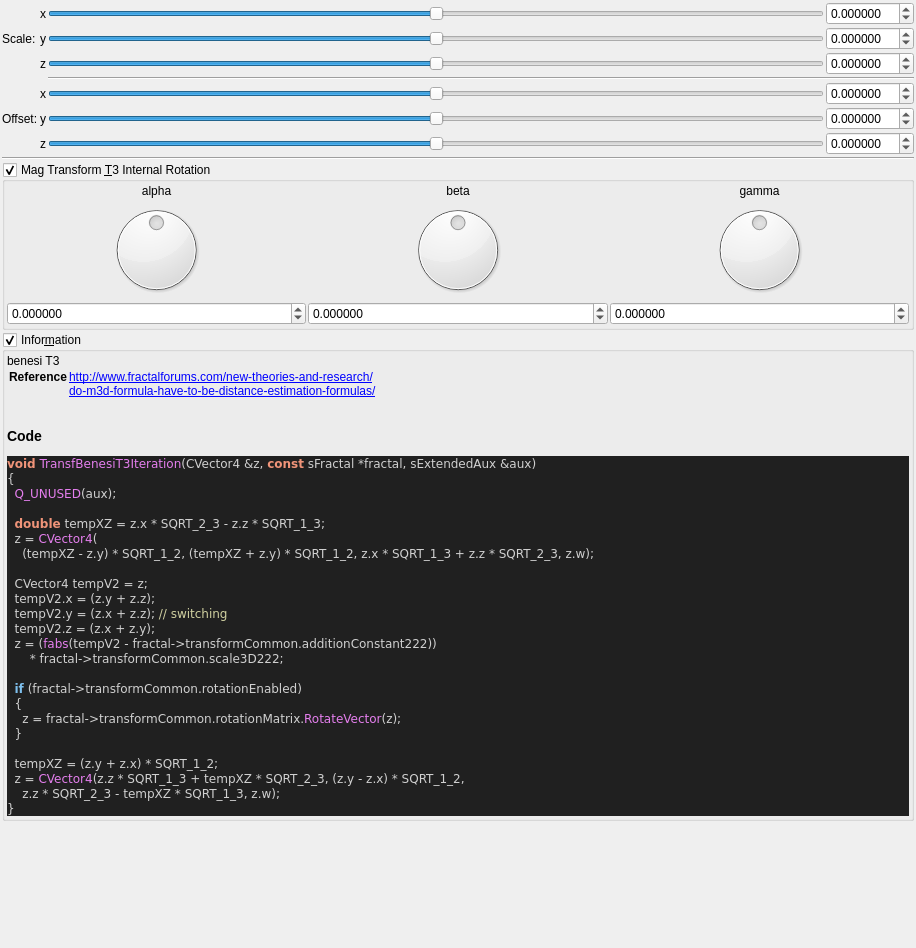
The window that mandelbulber2/formula/ui/fractal_transf_benesi_t3.ui (buddhi1980/mandelbulber2) describes before a commit, drawn with Qt 5.
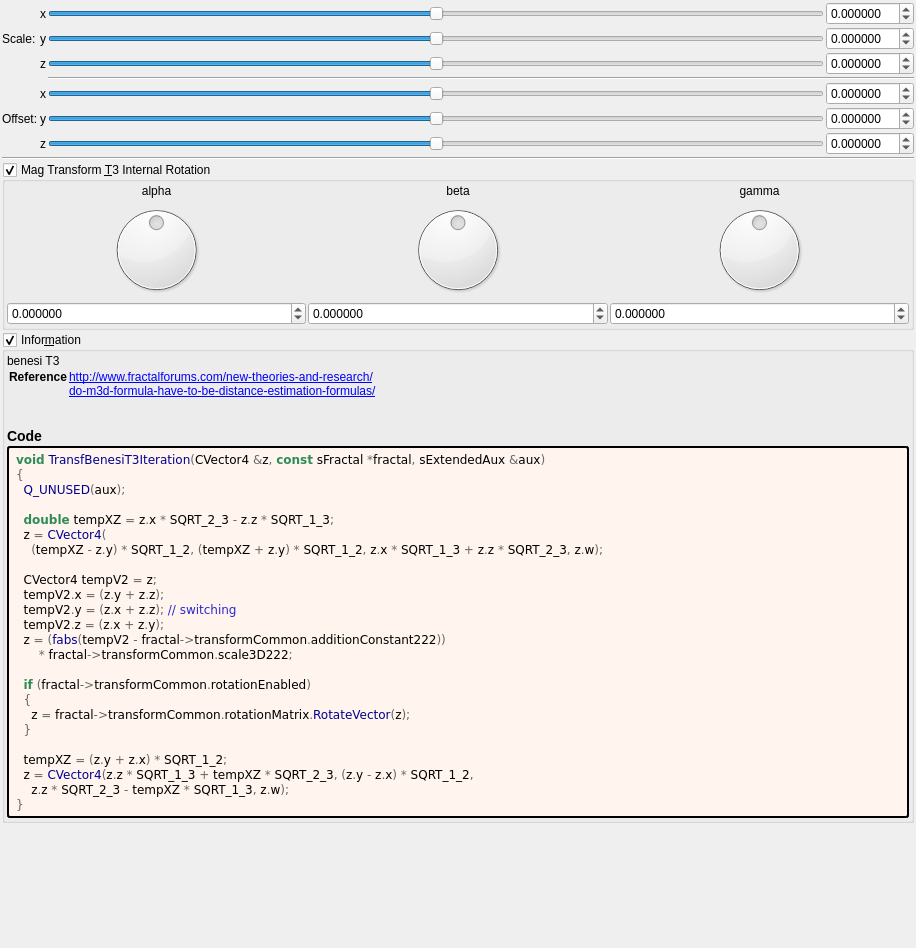
The same window after the commit. Custom widgets are drawn as their Qt base class.

Patch:
```diff
--- a/mandelbulber2/formula/ui/fractal_transf_benesi_t3.ui
+++ b/mandelbulber2/formula/ui/fractal_transf_benesi_t3.ui
@@ -621,39 +621,54 @@
        <number>2</number>
       </property>
       <item>
-       <widget class="QLabel" name="label_code_content">
+	   <widget class="QLabel" name="label_information_general">
         <property name="text">
          <string notr="true">&lt;p&gt;benesi T3&lt;/p&gt;&lt;table&gt;
 &lt;tr&gt;&lt;th&gt;Reference&lt;/th&gt;&lt;td&gt;&lt;a href=&quot;http://www.fractalforums.com/new-theories-and-research/&quot;&gt;http://www.fractalforums.com/new-theories-and-research/&lt;br&gt;
 &lt;a href=&quot;do-m3d-formula-have-to-be-distance-estimation-formulas/&quot;&gt;do-m3d-formula-have-to-be-distance-estimation-formulas/&lt;br&gt;
 &lt;/td&gt;&lt;/tr&gt;
 &lt;/table&gt;
-&lt;h3&gt;Code&lt;/h3&gt;
-&lt;body style=&quot;background-color:#202020&quot;&gt;
-&lt;pre style=&quot;color:#d0d0d0; background-color:#202020;  font-family:'Courier New',monospace;&quot;&gt;&lt;span style=&quot;color:#f09479; font-weight:bold&quot;&gt;void&lt;/span&gt; &lt;span style=&quot;color:#e47eed&quot;&gt;TransfBenesiT3Iteration&lt;/span&gt;&lt;span style=&quot;color:#d0d0d0&quot;&gt;(&lt;/span&gt;CVector4 &lt;span style=&quot;color:#d0d0d0&quot;&gt;&amp;amp;&lt;/span&gt;z&lt;span style=&quot;color:#d0d0d0&quot;&gt;,&lt;/span&gt; &lt;span style=&quot;color:#f09479; font-weight:bold&quot;&gt;const&lt;/span&gt; sFractal &lt;span style=&quot;color:#d0d0d0&quot;&gt;*&lt;/span&gt;fractal&lt;span style=&quot;color:#d0d0d0&quot;&gt;,&lt;/span&gt; sExtendedAux &lt;span style=&quot;color:#d0d0d0&quot;&gt;&amp;amp;&lt;/span&gt;aux&lt;span style=&quot;color:#d0d0d0&quot;&gt;)&lt;/span&gt;
-&lt;span style=&quot;color:#d0d0d0&quot;&gt;{&lt;/span&gt;
-  &lt;span style=&quot;color:#e47eed&quot;&gt;Q_UNUSED&lt;/span&gt;&lt;span style=&quot;color:#d0d0d0&quot;&gt;(&lt;/span&gt;aux&lt;span style=&quot;color:#d0d0d0&quot;&gt;);&lt;/span&gt;
+&lt;h3&gt;Code&lt;/h3&gt;</string>
+		</property>
+		<property name="wordWrap">
+		 <bool>true</bool>
+		</property>
+		<property name="openExternalLinks">
+		 <bool>true</bool>
+		</property>
+		<property name="textInteractionFlags">
+		 <set>Qt::LinksAccessibleByMouse|Qt::TextSelectableByMouse</set>
+		</property>
+		</widget>
+	   </item>
+	   <item>
+	    <widget class="QLabel" name="label_code_content">
+		 <property name="text">
+		  <string notr="true">&lt;body style=&quot;background-color:#fff5ee&quot;&gt;
+&lt;pre style=&quot;color:#000000; background-color:#fff5ee;  font-family:'Courier New',monospace;&quot;&gt;&lt;span style=&quot;color:#2e8b57; font-weight:bold&quot;&gt;void&lt;/span&gt; &lt;span style=&quot;color:#00008f&quot;&gt;TransfBenesiT3Iteration&lt;/span&gt;&lt;span style=&quot;color:#676767&quot;&gt;(&lt;/span&gt;CVector4 &lt;span style=&quot;color:#676767&quot;&gt;&amp;amp;&lt;/span&gt;z&lt;span style=&quot;color:#676767&quot;&gt;,&lt;/span&gt; &lt;span style=&quot;color:#2e8b57; font-weight:bold&quot;&gt;const&lt;/span&gt; sFractal &lt;span style=&quot;color:#676767&quot;&gt;*&lt;/span&gt;fractal&lt;span style=&quot;color:#676767&quot;&gt;,&lt;/span&gt; sExtendedAux &lt;span style=&quot;color:#676767&quot;&gt;&amp;amp;&lt;/span&gt;aux&lt;span style=&quot;color:#676767&quot;&gt;)&lt;/span&gt;
+&lt;span style=&quot;color:#676767&quot;&gt;{&lt;/span&gt;
+  &lt;span style=&quot;color:#00008f&quot;&gt;Q_UNUSED&lt;/span&gt;&lt;span style=&quot;color:#676767&quot;&gt;(&lt;/span&gt;aux&lt;span style=&quot;color:#676767&quot;&gt;);&lt;/span&gt;
 
-  &lt;span style=&quot;color:#f09479; font-weight:bold&quot;&gt;double&lt;/span&gt; tempXZ &lt;span style=&quot;color:#d0d0d0&quot;&gt;=&lt;/span&gt; z&lt;span style=&quot;color:#d0d0d0&quot;&gt;.&lt;/span&gt;x &lt;span style=&quot;color:#d0d0d0&quot;&gt;*&lt;/span&gt; SQRT_2_3 &lt;span style=&quot;color:#d0d0d0&quot;&gt;-&lt;/span&gt; z&lt;span style=&quot;color:#d0d0d0&quot;&gt;.&lt;/span&gt;z &lt;span style=&quot;color:#d0d0d0&quot;&gt;*&lt;/span&gt; SQRT_1_3&lt;span style=&quot;color:#d0d0d0&quot;&gt;;&lt;/span&gt;
-  z &lt;span style=&quot;color:#d0d0d0&quot;&gt;=&lt;/span&gt; &lt;span style=&quot;color:#e47eed&quot;&gt;CVector4&lt;/span&gt;&lt;span style=&quot;color:#d0d0d0&quot;&gt;(&lt;/span&gt;
-    &lt;span style=&quot;color:#d0d0d0&quot;&gt;(&lt;/span&gt;tempXZ &lt;span style=&quot;color:#d0d0d0&quot;&gt;-&lt;/span&gt; z&lt;span style=&quot;color:#d0d0d0&quot;&gt;.&lt;/span&gt;y&lt;span style=&quot;color:#d0d0d0&quot;&gt;) *&lt;/span&gt; SQRT_1_2&lt;span style=&quot;color:#d0d0d0&quot;&gt;, (&lt;/span&gt;tempXZ &lt;span style=&quot;color:#d0d0d0&quot;&gt;+&lt;/span&gt; z&lt;span style=&quot;color:#d0d0d0&quot;&gt;.&lt;/span&gt;y&lt;span style=&quot;color:#d0d0d0&quot;&gt;) *&lt;/span&gt; SQRT_1_2&lt;span style=&quot;color:#d0d0d0&quot;&gt;,&lt;/span&gt; z&lt;span style=&quot;color:#d0d0d0&quot;&gt;.&lt;/span&gt;x &lt;span style=&quot;color:#d0d0d0&quot;&gt;*&lt;/span&gt; SQRT_1_3 &lt;span style=&quot;color:#d0d0d0&quot;&gt;+&lt;/span&gt; z&lt;span style=&quot;color:#d0d0d0&quot;&gt;.&lt;/span&gt;z &lt;span style=&quot;color:#d0d0d0&quot;&gt;*&lt;/span&gt; SQRT_2_3&lt;span style=&quot;color:#d0d0d0&quot;&gt;,&lt;/span&gt; z&lt;span style=&quot;color:#d0d0d0&quot;&gt;.&lt;/span&gt;w&lt;span style=&quot;color:#d0d0d0&quot;&gt;);&lt;/span&gt;
+  &lt;span style=&quot;color:#2e8b57; font-weight:bold&quot;&gt;double&lt;/span&gt; tempXZ &lt;span style=&quot;color:#676767&quot;&gt;=&lt;/span&gt; z&lt;span style=&quot;color:#676767&quot;&gt;.&lt;/span&gt;x &lt;span style=&quot;color:#676767&quot;&gt;*&lt;/span&gt; SQRT_2_3 &lt;span style=&quot;color:#676767&quot;&gt;-&lt;/span&gt; z&lt;span style=&quot;color:#676767&quot;&gt;.&lt;/span&gt;z &lt;span style=&quot;color:#676767&quot;&gt;*&lt;/span&gt; SQRT_1_3&lt;span style=&quot;color:#676767&quot;&gt;;&lt;/span&gt;
+  z &lt;span style=&quot;color:#676767&quot;&gt;=&lt;/span&gt; &lt;span style=&quot;color:#00008f&quot;&gt;CVector4&lt;/span&gt;&lt;span style=&quot;color:#676767&quot;&gt;(&lt;/span&gt;
+    &lt;span style=&quot;color:#676767&quot;&gt;(&lt;/span&gt;tempXZ &lt;span style=&quot;color:#676767&quot;&gt;-&lt;/span&gt; z&lt;span style=&quot;color:#676767&quot;&gt;.&lt;/span&gt;y&lt;span style=&quot;color:#676767&quot;&gt;) *&lt;/span&gt; SQRT_1_2&lt;span style=&quot;color:#676767&quot;&gt;, (&lt;/span&gt;tempXZ &lt;span style=&quot;color:#676767&quot;&gt;+&lt;/span&gt; z&lt;span style=&quot;color:#676767&quot;&gt;.&lt;/span&gt;y&lt;span style=&quot;color:#676767&quot;&gt;) *&lt;/span&gt; SQRT_1_2&lt;span style=&quot;color:#676767&quot;&gt;,&lt;/span&gt; z&lt;span style=&quot;color:#676767&quot;&gt;.&lt;/span&gt;x &lt;span style=&quot;color:#676767&quot;&gt;*&lt;/span&gt; SQRT_1_3 &lt;span style=&quot;color:#676767&quot;&gt;+&lt;/span&gt; z&lt;span style=&quot;color:#676767&quot;&gt;.&lt;/span&gt;z &lt;span style=&quot;color:#676767&quot;&gt;*&lt;/span&gt; SQRT_2_3&lt;span style=&quot;color:#676767&quot;&gt;,&lt;/span&gt; z&lt;span style=&quot;color:#676767&quot;&gt;.&lt;/span&gt;w&lt;span style=&quot;color:#676767&quot;&gt;);&lt;/span&gt;
 
-  CVector4 tempV2 &lt;span style=&quot;color:#d0d0d0&quot;&gt;=&lt;/span&gt; z&lt;span style=&quot;color:#d0d0d0&quot;&gt;;&lt;/span&gt;
-  tempV2&lt;span style=&quot;color:#d0d0d0&quot;&gt;.&lt;/span&gt;x &lt;span style=&quot;color:#d0d0d0&quot;&gt;= (&lt;/span&gt;z&lt;span style=&quot;color:#d0d0d0&quot;&gt;.&lt;/span&gt;y &lt;span style=&quot;color:#d0d0d0&quot;&gt;+&lt;/span&gt; z&lt;span style=&quot;color:#d0d0d0&quot;&gt;.&lt;/span&gt;z&lt;span style=&quot;color:#d0d0d0&quot;&gt;);&lt;/span&gt;
-  tempV2&lt;span style=&quot;color:#d0d0d0&quot;&gt;.&lt;/span&gt;y &lt;span style=&quot;color:#d0d0d0&quot;&gt;= (&lt;/span&gt;z&lt;span style=&quot;color:#d0d0d0&quot;&gt;.&lt;/span&gt;x &lt;span style=&quot;color:#d0d0d0&quot;&gt;+&lt;/span&gt; z&lt;span style=&quot;color:#d0d0d0&quot;&gt;.&lt;/span&gt;z&lt;span style=&quot;color:#d0d0d0&quot;&gt;);&lt;/span&gt; &lt;span style=&quot;color:#d0d0a0&quot;&gt;// switching&lt;/span&gt;
-  tempV2&lt;span style=&quot;color:#d0d0d0&quot;&gt;.&lt;/span&gt;z &lt;span style=&quot;color:#d0d0d0&quot;&gt;= (&lt;/span&gt;z&lt;span style=&quot;color:#d0d0d0&quot;&gt;.&lt;/span&gt;x &lt;span style=&quot;color:#d0d0d0&quot;&gt;+&lt;/span&gt; z&lt;span style=&quot;color:#d0d0d0&quot;&gt;.&lt;/span&gt;y&lt;span style=&quot;color:#d0d0d0&quot;&gt;);&lt;/span&gt;
-  z &lt;span style=&quot;color:#d0d0d0&quot;&gt;= (&lt;/span&gt;&lt;span style=&quot;color:#e47eed&quot;&gt;fabs&lt;/span&gt;&lt;span style=&quot;color:#d0d0d0&quot;&gt;(&lt;/span&gt;tempV2 &lt;span style=&quot;color:#d0d0d0&quot;&gt;-&lt;/span&gt; fractal&lt;span style=&quot;color:#d0d0d0&quot;&gt;-&amp;gt;&lt;/span&gt;transformCommon&lt;span style=&quot;color:#d0d0d0&quot;&gt;.&lt;/span&gt;additionConstant222&lt;span style=&quot;color:#d0d0d0&quot;&gt;))&lt;/span&gt;
-      &lt;span style=&quot;color:#d0d0d0&quot;&gt;*&lt;/span&gt; fractal&lt;span style=&quot;color:#d0d0d0&quot;&gt;-&amp;gt;&lt;/span&gt;transformCommon&lt;span style=&quot;color:#d0d0d0&quot;&gt;.&lt;/span&gt;scale3D222&lt;span style=&quot;color:#d0d0d0&quot;&gt;;&lt;/span&gt;
+  CVector4 tempV2 &lt;span style=&quot;color:#676767&quot;&gt;=&lt;/span&gt; z&lt;span style=&quot;color:#676767&quot;&gt;;&lt;/span&gt;
+  tempV2&lt;span style=&quot;color:#676767&quot;&gt;.&lt;/span&gt;x &lt;span style=&quot;color:#676767&quot;&gt;= (&lt;/span&gt;z&lt;span style=&quot;color:#676767&quot;&gt;.&lt;/span&gt;y &lt;span style=&quot;color:#676767&quot;&gt;+&lt;/span&gt; z&lt;span style=&quot;color:#676767&quot;&gt;.&lt;/span&gt;z&lt;span style=&quot;color:#676767&quot;&gt;);&lt;/span&gt;
+  tempV2&lt;span style=&quot;color:#676767&quot;&gt;.&lt;/span&gt;y &lt;span style=&quot;color:#676767&quot;&gt;= (&lt;/span&gt;z&lt;span style=&quot;color:#676767&quot;&gt;.&lt;/span&gt;x &lt;span style=&quot;color:#676767&quot;&gt;+&lt;/span&gt; z&lt;span style=&quot;color:#676767&quot;&gt;.&lt;/span&gt;z&lt;span style=&quot;color:#676767&quot;&gt;);&lt;/span&gt; &lt;span style=&quot;color:#2929cc&quot;&gt;// switching&lt;/span&gt;
+  tempV2&lt;span style=&quot;color:#676767&quot;&gt;.&lt;/span&gt;z &lt;span style=&quot;color:#676767&quot;&gt;= (&lt;/span&gt;z&lt;span style=&quot;color:#676767&quot;&gt;.&lt;/span&gt;x &lt;span style=&quot;color:#676767&quot;&gt;+&lt;/span&gt; z&lt;span style=&quot;color:#676767&quot;&gt;.&lt;/span&gt;y&lt;span style=&quot;color:#676767&quot;&gt;);&lt;/span&gt;
+  z &lt;span style=&quot;color:#676767&quot;&gt;= (&lt;/span&gt;&lt;span style=&quot;color:#00008f&quot;&gt;fabs&lt;/span&gt;&lt;span style=&quot;color:#676767&quot;&gt;(&lt;/span&gt;tempV2 &lt;span style=&quot;color:#676767&quot;&gt;-&lt;/span&gt; fractal&lt;span style=&quot;color:#676767&quot;&gt;-&amp;gt;&lt;/span&gt;transformCommon&lt;span style=&quot;color:#676767&quot;&gt;.&lt;/span&gt;additionConstant222&lt;span style=&quot;color:#676767&quot;&gt;))&lt;/span&gt;
+      &lt;span style=&quot;color:#676767&quot;&gt;*&lt;/span&gt; fractal&lt;span style=&quot;color:#676767&quot;&gt;-&amp;gt;&lt;/span&gt;transformCommon&lt;span style=&quot;color:#676767&quot;&gt;.&lt;/span&gt;scale3D222&lt;span style=&quot;color:#676767&quot;&gt;;&lt;/span&gt;
 
-  &lt;span style=&quot;color:#7ec0ee; font-weight:bold&quot;&gt;if&lt;/span&gt; &lt;span style=&quot;color:#d0d0d0&quot;&gt;(&lt;/span&gt;fractal&lt;span style=&quot;color:#d0d0d0&quot;&gt;-&amp;gt;&lt;/span&gt;transformCommon&lt;span style=&quot;color:#d0d0d0&quot;&gt;.&lt;/span&gt;rotationEnabled&lt;span style=&quot;color:#d0d0d0&quot;&gt;)&lt;/span&gt;
-  &lt;span style=&quot;color:#d0d0d0&quot;&gt;{&lt;/span&gt;
-    z &lt;span style=&quot;color:#d0d0d0&quot;&gt;=&lt;/span&gt; fractal&lt;span style=&quot;color:#d0d0d0&quot;&gt;-&amp;gt;&lt;/span&gt;transformCommon&lt;span style=&quot;color:#d0d0d0&quot;&gt;.&lt;/span&gt;rotationMatrix&lt;span style=&quot;color:#d0d0d0&quot;&gt;.&lt;/span&gt;&lt;span style=&quot;color:#e47eed&quot;&gt;RotateVector&lt;/span&gt;&lt;span style=&quot;color:#d0d0d0&quot;&gt;(&lt;/span&gt;z&lt;span style=&quot;color:#d0d0d0&quot;&gt;);&lt;/span&gt;
-  &lt;span style=&quot;color:#d0d0d0&quot;&gt;}&lt;/span&gt;
+  &lt;span style=&quot;color:#2e8b57; font-weight:bold&quot;&gt;if&lt;/span&gt; &lt;span style=&quot;color:#676767&quot;&gt;(&lt;/span&gt;fractal&lt;span style=&quot;color:#676767&quot;&gt;-&amp;gt;&lt;/span&gt;transformCommon&lt;span style=&quot;color:#676767&quot;&gt;.&lt;/span&gt;rotationEnabled&lt;span style=&quot;color:#676767&quot;&gt;)&lt;/span&gt;
+  &lt;span style=&quot;color:#676767&quot;&gt;{&lt;/span&gt;
+    z &lt;span style=&quot;color:#676767&quot;&gt;=&lt;/span&gt; fractal&lt;span style=&quot;color:#676767&quot;&gt;-&amp;gt;&lt;/span&gt;transformCommon&lt;span style=&quot;color:#676767&quot;&gt;.&lt;/span&gt;rotationMatrix&lt;span style=&quot;color:#676767&quot;&gt;.&lt;/span&gt;&lt;span style=&quot;color:#00008f&quot;&gt;RotateVector&lt;/span&gt;&lt;span style=&quot;color:#676767&quot;&gt;(&lt;/span&gt;z&lt;span style=&quot;color:#676767&quot;&gt;);&lt;/span&gt;
+  &lt;span style=&quot;color:#676767&quot;&gt;}&lt;/span&gt;
 
-  tempXZ &lt;span style=&quot;color:#d0d0d0&quot;&gt;= (&lt;/span&gt;z&lt;span style=&quot;color:#d0d0d0&quot;&gt;.&lt;/span&gt;y &lt;span style=&quot;color:#d0d0d0&quot;&gt;+&lt;/span&gt; z&lt;span style=&quot;color:#d0d0d0&quot;&gt;.&lt;/span&gt;x&lt;span style=&quot;color:#d0d0d0&quot;&gt;) *&lt;/span&gt; SQRT_1_2&lt;span style=&quot;color:#d0d0d0&quot;&gt;;&lt;/span&gt;
-  z &lt;span style=&quot;color:#d0d0d0&quot;&gt;=&lt;/span&gt; &lt;span style=&quot;color:#e47eed&quot;&gt;CVector4&lt;/span&gt;&lt;span style=&quot;color:#d0d0d0&quot;&gt;(&lt;/span&gt;z&lt;span style=&quot;color:#d0d0d0&quot;&gt;.&lt;/span&gt;z &lt;span style=&quot;color:#d0d0d0&quot;&gt;*&lt;/span&gt; SQRT_1_3 &lt;span style=&quot;color:#d0d0d0&quot;&gt;+&lt;/span&gt; tempXZ &lt;span style=&quot;color:#d0d0d0&quot;&gt;*&lt;/span&gt; SQRT_2_3&lt;span style=&quot;color:#d0d0d0&quot;&gt;, (&lt;/span&gt;z&lt;span style=&quot;color:#d0d0d0&quot;&gt;.&lt;/span&gt;y &lt;span style=&quot;color:#d0d0d0&quot;&gt;-&lt;/span&gt; z&lt;span style=&quot;color:#d0d0d0&quot;&gt;.&lt;/span&gt;x&lt;span style=&quot;color:#d0d0d0&quot;&gt;) *&lt;/span&gt; SQRT_1_2&lt;span style=&quot;color:#d0d0d0&quot;&gt;,&lt;/span&gt;
-    z&lt;span style=&quot;color:#d0d0d0&quot;&gt;.&lt;/span&gt;z &lt;span style=&quot;color:#d0d0d0&quot;&gt;*&lt;/span&gt; SQRT_2_3 &lt;span style=&quot;color:#d0d0d0&quot;&gt;-&lt;/span&gt; tempXZ &lt;span style=&quot;color:#d0d0d0&quot;&gt;*&lt;/span&gt; SQRT_1_3&lt;span style=&quot;color:#d0d0d0&quot;&gt;,&lt;/span&gt; z&lt;span style=&quot;color:#d0d0d0&quot;&gt;.&lt;/span&gt;w&lt;span style=&quot;color:#d0d0d0&quot;&gt;);&lt;/span&gt;
-&lt;span style=&quot;color:#d0d0d0&quot;&gt;}&lt;/span&gt;
+  tempXZ &lt;span style=&quot;color:#676767&quot;&gt;= (&lt;/span&gt;z&lt;span style=&quot;color:#676767&quot;&gt;.&lt;/span&gt;y &lt;span style=&quot;color:#676767&quot;&gt;+&lt;/span&gt; z&lt;span style=&quot;color:#676767&quot;&gt;.&lt;/span&gt;x&lt;span style=&quot;color:#676767&quot;&gt;) *&lt;/span&gt; SQRT_1_2&lt;span style=&quot;color:#676767&quot;&gt;;&lt;/span&gt;
+  z &lt;span style=&quot;color:#676767&quot;&gt;=&lt;/span&gt; &lt;span style=&quot;color:#00008f&quot;&gt;CVector4&lt;/span&gt;&lt;span style=&quot;color:#676767&quot;&gt;(&lt;/span&gt;z&lt;span style=&quot;color:#676767&quot;&gt;.&lt;/span&gt;z &lt;span style=&quot;color:#676767&quot;&gt;*&lt;/span&gt; SQRT_1_3 &lt;span style=&quot;color:#676767&quot;&gt;+&lt;/span&gt; tempXZ &lt;span style=&quot;color:#676767&quot;&gt;*&lt;/span&gt; SQRT_2_3&lt;span style=&quot;color:#676767&quot;&gt;, (&lt;/span&gt;z&lt;span style=&quot;color:#676767&quot;&gt;.&lt;/span&gt;y &lt;span style=&quot;color:#676767&quot;&gt;-&lt;/span&gt; z&lt;span style=&quot;color:#676767&quot;&gt;.&lt;/span&gt;x&lt;span style=&quot;color:#676767&quot;&gt;) *&lt;/span&gt; SQRT_1_2&lt;span style=&quot;color:#676767&quot;&gt;,&lt;/span&gt;
+    z&lt;span style=&quot;color:#676767&quot;&gt;.&lt;/span&gt;z &lt;span style=&quot;color:#676767&quot;&gt;*&lt;/span&gt; SQRT_2_3 &lt;span style=&quot;color:#676767&quot;&gt;-&lt;/span&gt; tempXZ &lt;span style=&quot;color:#676767&quot;&gt;*&lt;/span&gt; SQRT_1_3&lt;span style=&quot;color:#676767&quot;&gt;,&lt;/span&gt; z&lt;span style=&quot;color:#676767&quot;&gt;.&lt;/span&gt;w&lt;span style=&quot;color:#676767&quot;&gt;);&lt;/span&gt;
+&lt;span style=&quot;color:#676767&quot;&gt;}&lt;/span&gt;
 &lt;/pre&gt;
 &lt;/body&gt;</string>
         </property>
@@ -666,6 +681,9 @@
         <property name="textInteractionFlags">
          <set>Qt::LinksAccessibleByMouse|Qt::TextSelectableByMouse</set>
         </property>
+		 <property name="styleSheet">
+		  <string notr="true">border-style: outset; border-width: 2px; border-radius: 3px; border-color: black; background-color: #fff5ee; padding: 4px;</string>
+		  </property>
        </widget>
       </item>
      </layout>
```
Lines whose indentation alone changed are shown as unchanged.
